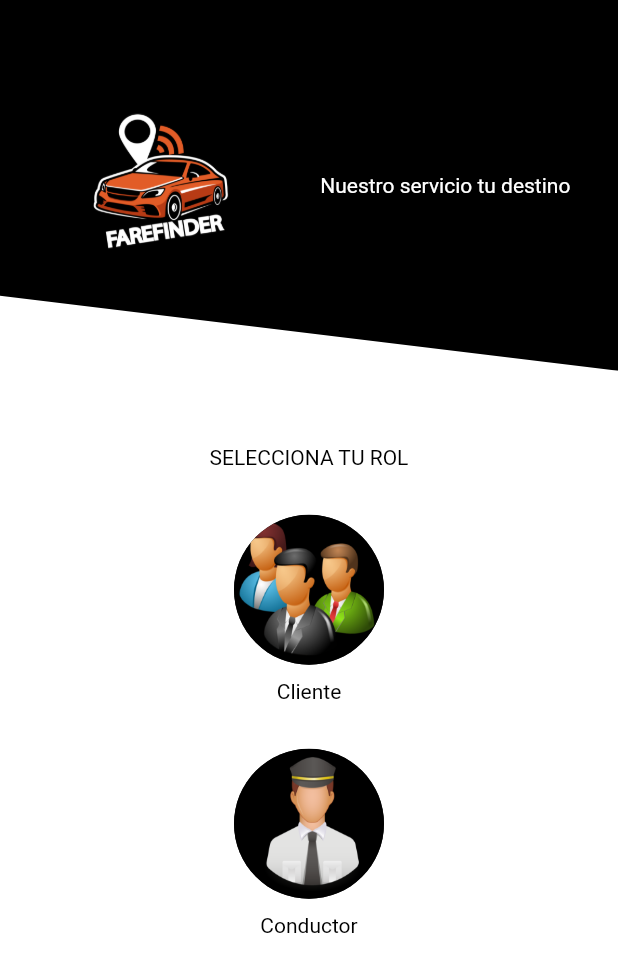
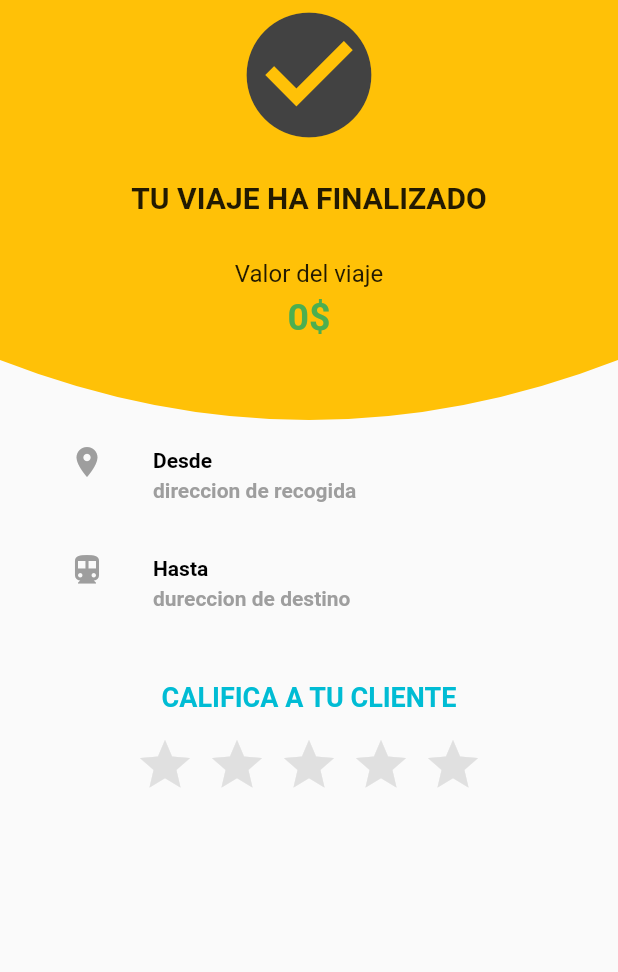
Before and after one commit to yenns15/farefinder, a Flutter app: the screen it shows after launch, on a phone screen of 412 x 824 dp. Shown: the top 972 px of the screen. Run offline on Flutter 3.47's test engine with Material 2 defaults, Android fonts, the phone set to English and light mode, and no system bars; drawn by our look-alikes of flutter_rating_bar; our stand-ins replace cloud_firestore, firebase_auth, firebase_core, firebase_messaging, flutter_custom_clippers, geocoding and 9 more; missing offline and left inert: dart:ffi, flutter_google_places_hoc081098, flutter_polyline_points, geocode, geoflutterfire2, google_maps_webservice; accounts and stored records are empty; Roboto replaces fonts that are missing (NimbusSans); project files that could hold a hidden picture were left out.

Commit message:
diseño realizado de las calificaciones,arreglar el boton

```diff
--- a/lib/main.dart
+++ b/lib/main.dart
@@ -5,6 +5,7 @@ import 'package:farefinder/src/pages/cliente/travel_map/cliente_travel_map_page.
 import 'package:farefinder/src/pages/cliente/travel_request/cliente_travel_request_page.dart';
 import 'package:farefinder/src/pages/conductor/map/conductor_map_page.dart';
 import 'package:farefinder/src/pages/conductor/register/conductor_register_page.dart';
+import 'package:farefinder/src/pages/conductor/travel_calificaciones/conductor_travel_calificaciones_page.dart';
 import 'package:farefinder/src/pages/conductor/travel_request/conductor_travel_request_page.dart';
 import 'package:farefinder/src/pages/conductor/travel_map/conductor_travel_map_page.dart';
 import 'package:farefinder/src/pages/home/home_page.dart';
@@ -61,7 +62,7 @@ class _MyAppState extends State<MyApp> {
       debugShowCheckedModeBanner: false,
       title: 'Farefinder',
       navigatorKey: navigatorKey,
-      initialRoute: 'home',
+      initialRoute: 'conductor/travel/calificaciones',
       theme: ThemeData(
         fontFamily: 'NimbusSans',
         appBarTheme: AppBarTheme(
@@ -77,6 +78,7 @@ class _MyAppState extends State<MyApp> {
         'conductor/map': (BuildContext context) => ConductorMapPage(),
         'conductor/travel/request': (BuildContext context) => ConductorTravelRequestPage(),
         'conductor/travel/map': (BuildContext context) =>  ConductorTravelMapPage(),
+        'conductor/travel/calificaciones': (BuildContext context) =>  ConductorTravelCalificacionesPage(),
         'cliente/map': (BuildContext context) => ClienteMapPage(),
         'cliente/travel/info': (BuildContext context) =>  ClienteTravelInfoPage(),
         'cliente/travel/request': (BuildContext context) => ClienteTravelRequestPage(),
--- a/lib/src/pages/cliente/travel_map/cliente_travel_map_controller.dart
+++ b/lib/src/pages/cliente/travel_map/cliente_travel_map_controller.dart
@@ -47,7 +47,8 @@ class ClienteTravelMapController {
 
   late StreamSubscription<DocumentSnapshot<Object?>> _statusSuscription;
   late StreamSubscription<DocumentSnapshot<Object?>> _conductorInfoSuscription;
-
+  late StreamSubscription<DocumentSnapshot<Object?>> _streamLocationController;
+  late StreamSubscription<DocumentSnapshot<Object?>> _streamTravelController;
   Set<Polyline> polylines = {};
   List<LatLng> points = [];
 
@@ -82,7 +83,7 @@ class ClienteTravelMapController {
   void getconductorLocation(String idConductor) {
     Stream<DocumentSnapshot> stream =
         _geofireProvider.getLocationByIdStream(idConductor);
-    stream.listen((DocumentSnapshot document) {
+    _streamLocationController = stream.listen((DocumentSnapshot document) {
       GeoPoint geoPoint = document['position']['geopoint'];
       _conductorLatLng = new LatLng(geoPoint.latitude, geoPoint.longitude);
       addSimpleMarker('driver', _conductorLatLng.latitude,
@@ -112,7 +113,7 @@ class ClienteTravelMapController {
   void checkTravelStatus() async {
     Stream<DocumentSnapshot> stream =
         _travelInfoProvider.getByIdStream(_authProvider.getUser()!.uid);
-    stream.listen((DocumentSnapshot document) {
+    _streamTravelController = stream.listen((DocumentSnapshot document) {
       travelInfo = TravelInfo.fromJson(document.data() as Map<String, dynamic>);
 
       if (travelInfo!.status == 'accepted') {
@@ -201,6 +202,8 @@ class ClienteTravelMapController {
   void dispose() {
     _statusSuscription?.cancel();
     _conductorInfoSuscription?.cancel();
+    _streamLocationController?.cancel();
+    _streamTravelController?.cancel();
   }
 
   void onMapCreated(GoogleMapController controller) {
--- /dev/null
+++ b/lib/src/pages/conductor/travel_calificaciones/conductor_travel_calificaciones_page.dart
@@ -0,0 +1,140 @@
+import 'package:farefinder/src/widget/button_app.dart';
+import 'package:flutter/material.dart';
+import 'package:flutter_custom_clippers/flutter_custom_clippers.dart';
+import 'package:flutter_rating_bar/flutter_rating_bar.dart';
+
+class ConductorTravelCalificacionesPage extends StatefulWidget {
+  const ConductorTravelCalificacionesPage({super.key});
+
+  @override
+  State<ConductorTravelCalificacionesPage> createState() =>
+      _ConductorTravelCalificacionesPageState();
+}
+
+class _ConductorTravelCalificacionesPageState
+    extends State<ConductorTravelCalificacionesPage> {
+  @override
+  Widget build(BuildContext context) {
+    return Scaffold(
+       bottomNavigationBar: _buttonCalificate(),
+      body: Column(children: [
+        _bannerPriceInfo(),
+        _listTileTravelInfo(
+            'Desde', 'direccion de recogida', Icons.location_on),
+        _listTileTravelInfo(
+            'Hasta', 'dureccion de destino', Icons.directions_subway),
+        SizedBox(height: 30),
+        _textCalificateYourDriver(),
+        SizedBox(height: 15),
+        _ratingBar()
+      ]),
+    );
+  }
+
+
+
+ Widget _buttonCalificate() {
+    return Container(
+      height: 50,
+      margin: EdgeInsets.all(30),
+      child: ButtonApp(
+        onPressed: (){},
+        text: 'CALIFICAR',
+        color: Colors.amber,
+      ),
+    );
+  }
+
+
+
+  Widget _ratingBar() {
+    return Center(
+      child: RatingBar.builder(
+          itemBuilder: (context, _) => Icon(
+                Icons.star,
+                color: Colors.amber,
+              ),
+          itemCount: 5,
+          initialRating: 0,
+          direction: Axis.horizontal,
+          allowHalfRating: true,
+          itemPadding: EdgeInsets.symmetric(horizontal: 4),
+          unratedColor: Colors.grey[300],
+          onRatingUpdate: (rating) {
+            print('RATING: $rating');
+          }),
+    );
+  }
+
+  Widget _textCalificateYourDriver() {
+    return Text(
+      'CALIFICA A TU CLIENTE',
+      style: TextStyle(
+          color: Colors.cyan, fontWeight: FontWeight.bold, fontSize: 18),
+    );
+  }
+
+  Widget _listTileTravelInfo(String title, String value, IconData icon) {
+    return Container(
+      width: double.infinity,
+      alignment: Alignment.center,
+      margin: EdgeInsets.symmetric(horizontal: 30),
+      child: ListTile(
+        title: Text(
+          title,
+          style: TextStyle(
+              color: Colors.black, fontWeight: FontWeight.bold, fontSize: 14),
+          maxLines: 1,
+        ),
+        subtitle: Text(
+          value,
+          style: TextStyle(
+              color: Colors.grey, fontWeight: FontWeight.bold, fontSize: 14),
+          maxLines: 2,
+        ),
+        leading: Icon(
+          icon,
+          color: Colors.grey,
+        ),
+      ),
+    );
+  }
+
+  Widget _bannerPriceInfo() {
+    return ClipPath(
+      clipper: OvalBottomBorderClipper(),
+      child: Container(
+        height: 280,
+        width: double.infinity,
+        color: Colors.amber,
+        child: SafeArea(
+          child: Column(
+            children: [
+              Icon(Icons.check_circle, color: Colors.grey[800], size: 100),
+              SizedBox(height: 20),
+              Text(
+                'TU VIAJE HA FINALIZADO',
+                style: TextStyle(fontSize: 20, fontWeight: FontWeight.bold),
+              ),
+              SizedBox(height: 30),
+              Text(
+                'Valor del viaje',
+                style: TextStyle(
+                  fontSize: 16,
+                ),
+              ),
+              SizedBox(height: 5),
+              Text(
+                '0\$',
+                style: TextStyle(
+                    fontSize: 25,
+                    color: Colors.green,
+                    fontWeight: FontWeight.bold),
+              ),
+            ],
+          ),
+        ),
+      ),
+    );
+  }
+}
--- a/lib/src/pages/conductor/travel_map/conductor_travel_map_controller.dart
+++ b/lib/src/pages/conductor/travel_map/conductor_travel_map_controller.dart
@@ -182,6 +182,8 @@ class ConductorTravelMapController {
     Map<String, dynamic> data = {'status': 'finished'};
     await _travelInfoProvider.update(data, _idTravel);
     travelInfo!.status = 'finished';
+    Navigator.pushNamedAndRemoveUntil(
+        context, 'conductor/travel/calificaciones', (route) => false);
     refresh();
   }
 
--- a/pubspec.yaml
+++ b/pubspec.yaml
@@ -58,6 +58,7 @@ dependencies:
   lottie: ^2.3.2
   firebase_messaging: ^14.6.0
   modal_bottom_sheet: ^3.0.0-pre
+  flutter_rating_bar: ^4.0.1
 
 
 
```
Also changed, not shown: lib/src/pages/conductor/travel_calificaciones/conductor_travel_calificaciones_controller.dart (added), pubspec.lock.
